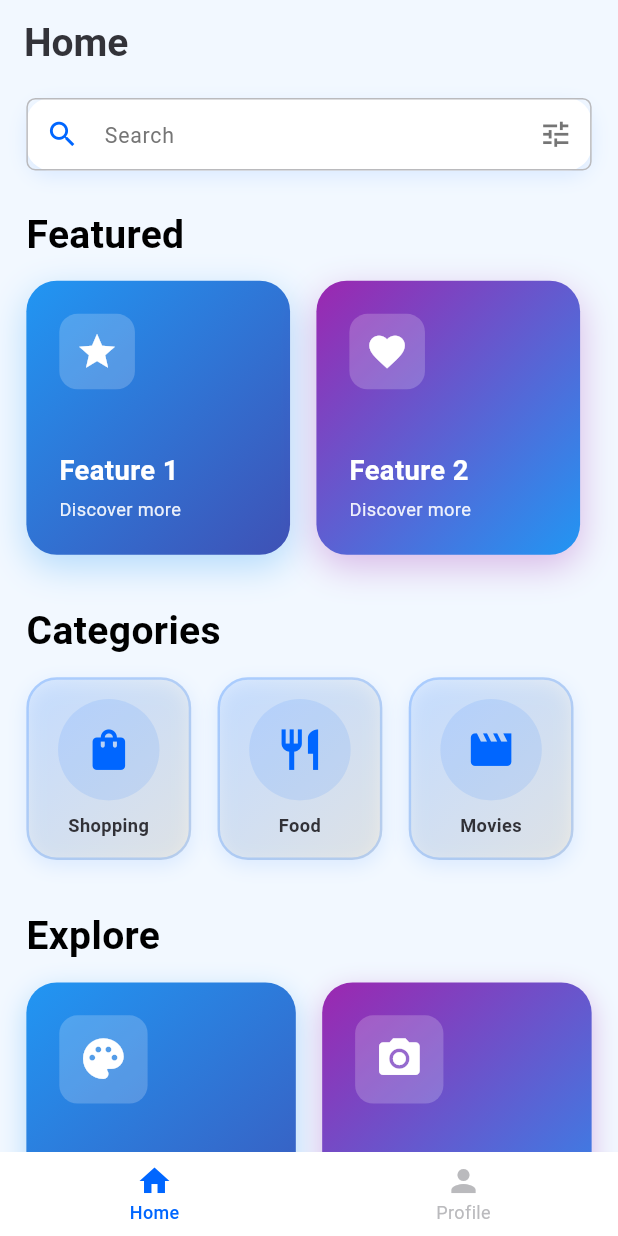
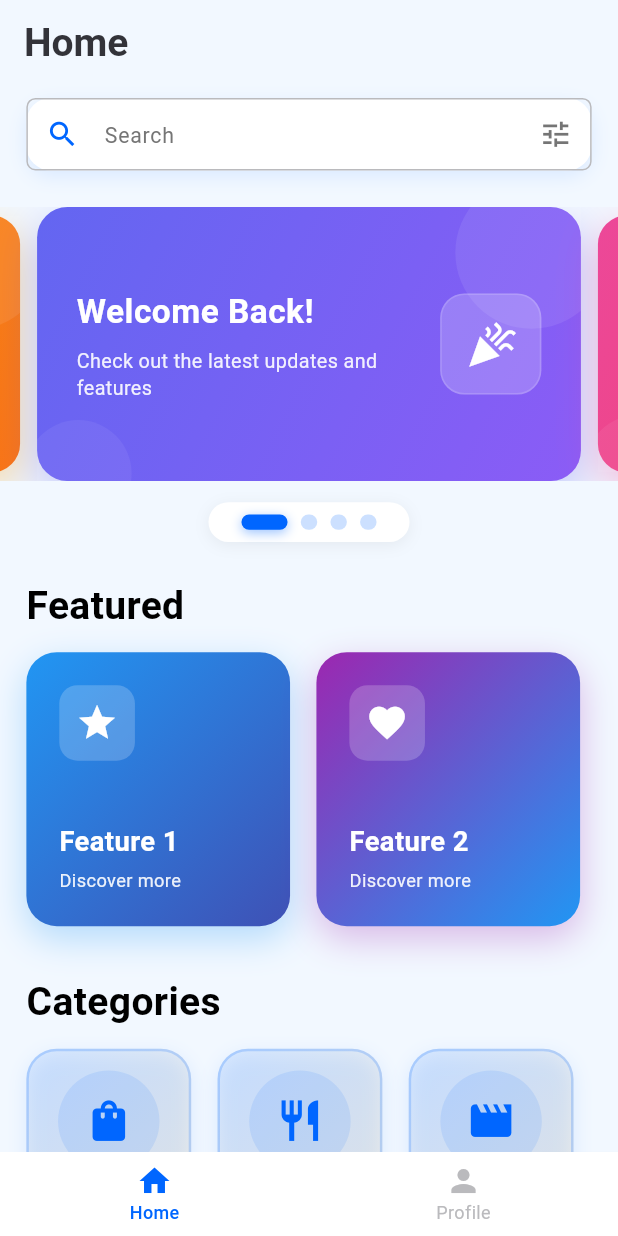
Before and after one commit to aabidsayeed1/Flutter_AI_Template, a Flutter app: the HomePage screen opened by its route, on a phone screen of 412 x 824 dp. Run offline on Flutter 3.47's test engine with Material 3 defaults, Android fonts, the phone set to English and light mode, and no system bars; drawn by our look-alikes of flutter_animate; our stand-ins replace dio, flutter_bloc, flutter_screenutil, freezed_annotation, gap, get_it and 4 more; accounts and stored records are empty.

Commit message:
added carousel slider

```diff
--- a/lib/core/base/export.dart
+++ b/lib/core/base/export.dart
@@ -10,3 +10,4 @@ export 'package:flutter_bloc/flutter_bloc.dart';
 export '../di/injectable.dart';
 export 'package:flutter_screenutil/flutter_screenutil.dart';
 export 'package:gap/gap.dart';
+export 'package:flutter_animate/flutter_animate.dart';
--- a/lib/features/home/presentation/pages/home_page.dart
+++ b/lib/features/home/presentation/pages/home_page.dart
@@ -14,6 +14,16 @@ class HomePage extends StatelessWidget {
           _buildSliverAppBar(context),
           SliverList.list(
             children: [
+              // Carousel Banner
+              Padding(
+                padding: EdgeInsets.only(top: 16.h, bottom: 8.h),
+                child: CarouselBanner(
+                  onBannerTap: (index) {
+                    // Handle banner tap
+                  },
+                ),
+              ),
+
               // Featured Section
               Padding(
                 padding: EdgeInsets.symmetric(vertical: 16.h),
--- /dev/null
+++ b/lib/features/home/presentation/widgets/carousel_banner.dart
@@ -0,0 +1,290 @@
+import 'package:carousel_slider/carousel_slider.dart';
+import 'package:flutter_template_2025/core/base/export.dart';
+
+/// Data model for a single carousel banner item.
+class BannerItem {
+  final String title;
+  final String subtitle;
+  final IconData icon;
+  final Color primaryColor;
+  final Color secondaryColor;
+
+  const BannerItem({
+    required this.title,
+    required this.subtitle,
+    required this.icon,
+    required this.primaryColor,
+    required this.secondaryColor,
+  });
+}
+
+/// Auto-playing carousel banner using [CarouselSlider].
+/// Infinite scroll with auto-play, center-enlarged page, and animated dot indicators.
+/// Uses [StatefulWidget] only to track the active page index for the indicator.
+class CarouselBanner extends StatefulWidget {
+  /// Called when a banner is tapped. Receives the banner index.
+  final ValueChanged<int>? onBannerTap;
+
+  /// Duration between auto-play page transitions.
+  final Duration autoPlayInterval;
+
+  const CarouselBanner({
+    super.key,
+    this.onBannerTap,
+    this.autoPlayInterval = const Duration(seconds: 4),
+  });
+
+  static const _banners = [
+    BannerItem(
+      title: 'Welcome Back!',
+      subtitle: 'Check out the latest updates and features',
+      icon: Icons.celebration,
+      primaryColor: Color(0xFF6366F1),
+      secondaryColor: Color(0xFF8B5CF6),
+    ),
+    BannerItem(
+      title: 'New Collection',
+      subtitle: 'Explore our handpicked items just for you',
+      icon: Icons.auto_awesome,
+      primaryColor: Color(0xFFEC4899),
+      secondaryColor: Color(0xFFF43F5E),
+    ),
+    BannerItem(
+      title: 'Special Offer',
+      subtitle: "Limited time deals you don't want to miss",
+      icon: Icons.local_offer,
+      primaryColor: Color(0xFF14B8A6),
+      secondaryColor: Color(0xFF06B6D4),
+    ),
+    BannerItem(
+      title: 'Trending Now',
+      subtitle: "See what's popular in your community",
+      icon: Icons.trending_up,
+      primaryColor: Color(0xFFF59E0B),
+      secondaryColor: Color(0xFFF97316),
+    ),
+  ];
+
+  @override
+  State<CarouselBanner> createState() => _CarouselBannerState();
+}
+
+class _CarouselBannerState extends State<CarouselBanner> {
+  int _currentIndex = 0;
+
+  @override
+  Widget build(BuildContext context) {
+    return Column(
+          children: [
+            CarouselSlider.builder(
+              itemCount: CarouselBanner._banners.length,
+              itemBuilder: (context, index, realIndex) {
+                final banner = CarouselBanner._banners[index];
+                return BannerCard(
+                  banner: banner,
+                  onTap: () => widget.onBannerTap?.call(index),
+                );
+              },
+              options: CarouselOptions(
+                height: 180.h,
+                viewportFraction: 0.88,
+                enlargeCenterPage: true,
+                enlargeFactor: 0.2,
+                enableInfiniteScroll: true,
+                autoPlay: true,
+                autoPlayInterval: widget.autoPlayInterval,
+                autoPlayAnimationDuration: const Duration(milliseconds: 800),
+                autoPlayCurve: Curves.fastOutSlowIn,
+                padEnds: true,
+                onPageChanged: (index, reason) {
+                  setState(() => _currentIndex = index);
+                },
+              ),
+            ),
+            Gap(14.h),
+            _DotsIndicator(
+              count: CarouselBanner._banners.length,
+              activeIndex: _currentIndex,
+              activeColor: context.color.primary,
+              inactiveColor: context.color.primary.withValues(alpha: 0.2),
+            ),
+          ],
+        )
+        .animate()
+        .fadeIn(duration: 600.ms, curve: Curves.easeOut)
+        .slideY(begin: -0.1, end: 0, duration: 600.ms, curve: Curves.easeOut);
+  }
+}
+
+/// Animated dot indicator that highlights the current active page
+/// with an expanding pill shape and smooth color/size transitions.
+class _DotsIndicator extends StatelessWidget {
+  final int count;
+  final int activeIndex;
+  final Color activeColor;
+  final Color inactiveColor;
+
+  const _DotsIndicator({
+    required this.count,
+    required this.activeIndex,
+    required this.activeColor,
+    required this.inactiveColor,
+  });
+
+  @override
+  Widget build(BuildContext context) {
+    return Container(
+      padding: EdgeInsets.symmetric(horizontal: 16.w, vertical: 8.h),
+      decoration: BoxDecoration(
+        color: context.color.backgroundLight,
+        borderRadius: BorderRadius.circular(20.r),
+        boxShadow: [
+          BoxShadow(
+            color: Colors.black.withValues(alpha: 0.06),
+            blurRadius: 8.r,
+            offset: Offset(0, 2.h),
+          ),
+        ],
+      ),
+      child: Row(
+        mainAxisSize: MainAxisSize.min,
+        children: List.generate(count, (index) {
+          final isActive = index == activeIndex;
+          return Padding(
+            padding: EdgeInsets.symmetric(horizontal: 4.w),
+            child: AnimatedContainer(
+              duration: const Duration(milliseconds: 350),
+              curve: Curves.easeOutCubic,
+              width: isActive ? 28.w : 10.w,
+              height: 10.h,
+              decoration: BoxDecoration(
+                color: isActive ? activeColor : inactiveColor,
+                borderRadius: BorderRadius.circular(5.r),
+                boxShadow: isActive
+                    ? [
+                        BoxShadow(
+                          color: activeColor.withValues(alpha: 0.4),
+                          blurRadius: 6.r,
+                          offset: Offset(0, 2.h),
+                        ),
+                      ]
+                    : [],
+              ),
+            ),
+          );
+        }),
+      ),
+    );
+  }
+}
+
+/// Individual banner card with gradient, icon, and text.
+class BannerCard extends StatelessWidget {
+  final BannerItem banner;
+  final VoidCallback onTap;
+
+  const BannerCard({super.key, required this.banner, required this.onTap});
+
+  @override
+  Widget build(BuildContext context) {
+    return GestureDetector(
+      onTap: onTap,
+      child: Container(
+        width: double.infinity,
+        decoration: BoxDecoration(
+          gradient: LinearGradient(
+            begin: Alignment.topLeft,
+            end: Alignment.bottomRight,
+            colors: [banner.primaryColor, banner.secondaryColor],
+          ),
+          borderRadius: BorderRadius.circular(20.r),
+          boxShadow: [
+            BoxShadow(
+              color: banner.primaryColor.withValues(alpha: 0.35),
+              blurRadius: 24.r,
+              offset: Offset(0, 10.h),
+            ),
+          ],
+        ),
+        child: Stack(
+          children: [
+            // Decorative background circles
+            Positioned(
+              top: -20.h,
+              right: -20.w,
+              child: Container(
+                width: 100.w,
+                height: 100.h,
+                decoration: BoxDecoration(
+                  shape: BoxShape.circle,
+                  color: Colors.white.withValues(alpha: 0.08),
+                ),
+              ),
+            ),
+            Positioned(
+              bottom: -30.h,
+              left: -10.w,
+              child: Container(
+                width: 70.w,
+                height: 70.h,
+                decoration: BoxDecoration(
+                  shape: BoxShape.circle,
+                  color: Colors.white.withValues(alpha: 0.06),
+                ),
+              ),
+            ),
+            // Content
+            Padding(
+              padding: EdgeInsets.symmetric(horizontal: 24.w, vertical: 20.h),
+              child: Row(
+                children: [
+                  Expanded(
+                    child: Column(
+                      crossAxisAlignment: CrossAxisAlignment.start,
+                      mainAxisAlignment: MainAxisAlignment.center,
+                      children: [
+                        Text(
+                          banner.title,
+                          style: TextStyle(
+                            color: Colors.white,
+                            fontSize: 22.sp,
+                            fontWeight: FontWeight.bold,
+                            letterSpacing: 0.3,
+                          ),
+                        ),
+                        Gap(8.h),
+                        Text(
+                          banner.subtitle,
+                          style: TextStyle(
+                            color: Colors.white.withValues(alpha: 0.9),
+                            fontSize: 13.sp,
+                            height: 1.4,
+                          ),
+                          maxLines: 2,
+                          overflow: TextOverflow.ellipsis,
+                        ),
+                      ],
+                    ),
+                  ),
+                  Gap(16.w),
+                  Container(
+                    padding: EdgeInsets.all(14.w),
+                    decoration: BoxDecoration(
+                      color: Colors.white.withValues(alpha: 0.2),
+                      borderRadius: BorderRadius.circular(16.r),
+                      border: Border.all(
+                        color: Colors.white.withValues(alpha: 0.15),
+                        width: 1.w,
+                      ),
+                    ),
+                    child: Icon(banner.icon, color: Colors.white, size: 34.sp),
+                  ),
+                ],
+              ),
+            ),
+          ],
+        ),
+      ),
+    );
+  }
+}
--- a/lib/features/home/presentation/widgets/categories_section.dart
+++ b/lib/features/home/presentation/widgets/categories_section.dart
@@ -1,6 +1,7 @@
 import 'package:flutter_template_2025/core/base/export.dart';
 
 /// Individual category chip widget.
+/// Uses [flutter_animate] for scale entrance animation.
 class CategoryChip extends StatelessWidget {
   final IconData icon;
   final String label;
@@ -19,13 +20,6 @@ class CategoryChip extends StatelessWidget {
   Widget build(BuildContext context) {
     return GestureDetector(
           onTap: onTap,
-      child: TweenAnimationBuilder<double>(
-        tween: Tween(begin: 0.0, end: 1.0),
-        duration: Duration(milliseconds: 500 + (index * 80)),
-        curve: Curves.easeOut,
-        builder: (context, value, child) {
-          return Transform.scale(scale: value, child: child);
-        },
           child: Container(
             width: 100.w,
             decoration: BoxDecoration(
@@ -76,7 +70,18 @@ class CategoryChip extends StatelessWidget {
               ],
             ),
           ),
-      ),
+        )
+        .animate()
+        .scaleXY(
+          begin: 0.0,
+          end: 1.0,
+          delay: Duration(milliseconds: index * 80),
+          duration: 500.ms,
+          curve: Curves.easeOut,
+        )
+        .fadeIn(
+          delay: Duration(milliseconds: index * 80),
+          duration: 400.ms,
         );
   }
 }
@@ -109,7 +114,10 @@ class CategoriesSection extends StatelessWidget {
                 style: context.textStyle.headlineMedium.copyWith(
                   fontWeight: FontWeight.bold,
                 ),
-          ),
+              )
+              .animate()
+              .fadeIn(duration: 300.ms)
+              .slideX(begin: -0.1, end: 0, duration: 300.ms),
           Gap(12.h),
           SizedBox(
             height: 120.h,
--- a/lib/features/home/presentation/widgets/explore_section.dart
+++ b/lib/features/home/presentation/widgets/explore_section.dart
@@ -1,6 +1,7 @@
 import 'package:flutter_template_2025/core/base/export.dart';
 
 /// Individual grid item card with gradient.
+/// Uses [flutter_animate] for fadeIn + slideY entrance animation.
 class ExploreCard extends StatelessWidget {
   final int index;
   final Color primaryColor;
@@ -21,16 +22,6 @@ class ExploreCard extends StatelessWidget {
   Widget build(BuildContext context) {
     return GestureDetector(
           onTap: onTap,
-      child: TweenAnimationBuilder<double>(
-        tween: Tween(begin: 0.0, end: 1.0),
-        duration: Duration(milliseconds: 600 + (index * 100)),
-        curve: Curves.easeOut,
-        builder: (context, value, child) {
-          return Transform.translate(
-            offset: Offset(0, (1 - value) * 40),
-            child: Opacity(opacity: value, child: child),
-          );
-        },
           child: Container(
             decoration: BoxDecoration(
               gradient: LinearGradient(
@@ -86,13 +77,25 @@ class ExploreCard extends StatelessWidget {
               ),
             ),
           ),
-      ),
+        )
+        .animate()
+        .fadeIn(
+          delay: Duration(milliseconds: index * 100),
+          duration: 500.ms,
+          curve: Curves.easeOut,
+        )
+        .slideY(
+          begin: 0.3,
+          end: 0,
+          delay: Duration(milliseconds: index * 100),
+          duration: 500.ms,
+          curve: Curves.easeOut,
         );
   }
 }
 
 /// Explore grid section as a regular box widget.
-/// Used inside [SliverToBoxAdapter] in the home page.
+/// Used inside [SliverList] in the home page.
 class ExploreSection extends StatelessWidget {
   final VoidCallback? onItemTap;
 
@@ -136,7 +139,10 @@ class ExploreSection extends StatelessWidget {
                 style: context.textStyle.headlineMedium.copyWith(
                   fontWeight: FontWeight.bold,
                 ),
-          ),
+              )
+              .animate()
+              .fadeIn(duration: 300.ms)
+              .slideX(begin: -0.1, end: 0, duration: 300.ms),
           Gap(12.h),
           GridView.builder(
             physics: const NeverScrollableScrollPhysics(),
--- a/lib/features/home/presentation/widgets/featured_section.dart
+++ b/lib/features/home/presentation/widgets/featured_section.dart
@@ -1,6 +1,7 @@
 import 'package:flutter_template_2025/core/base/export.dart';
 
 /// Individual featured card widget with gradient and animation.
+/// Uses [flutter_animate] for fadeIn + slideY entrance animation.
 class FeaturedCard extends StatelessWidget {
   final int index;
   final Color primaryColor;
@@ -21,16 +22,6 @@ class FeaturedCard extends StatelessWidget {
   Widget build(BuildContext context) {
     return GestureDetector(
           onTap: onTap,
-      child: TweenAnimationBuilder<double>(
-        tween: Tween(begin: 0.0, end: 1.0),
-        duration: Duration(milliseconds: 400 + (index * 100)),
-        curve: Curves.easeOut,
-        builder: (context, value, child) {
-          return Transform.translate(
-            offset: Offset(0, (1 - value) * 30),
-            child: Opacity(opacity: value, child: child),
-          );
-        },
           child: Container(
             width: 160.w,
             decoration: BoxDecoration(
@@ -87,7 +78,19 @@ class FeaturedCard extends StatelessWidget {
               ),
             ),
           ),
-      ),
+        )
+        .animate()
+        .fadeIn(
+          delay: Duration(milliseconds: index * 100),
+          duration: 400.ms,
+          curve: Curves.easeOut,
+        )
+        .slideY(
+          begin: 0.3,
+          end: 0,
+          delay: Duration(milliseconds: index * 100),
+          duration: 400.ms,
+          curve: Curves.easeOut,
         );
   }
 }
@@ -126,7 +129,10 @@ class FeaturedSection extends StatelessWidget {
                 style: context.textStyle.headlineMedium.copyWith(
                   fontWeight: FontWeight.bold,
                 ),
-          ),
+              )
+              .animate()
+              .fadeIn(duration: 300.ms)
+              .slideX(begin: -0.1, end: 0, duration: 300.ms),
           Gap(12.h),
           SizedBox(
             height: 180.h,
--- a/lib/features/home/presentation/widgets/home_search_bar.dart
+++ b/lib/features/home/presentation/widgets/home_search_bar.dart
@@ -2,7 +2,7 @@ import 'package:flutter_template_2025/core/base/export.dart';
 
 /// Animated search bar widget for the home page.
 /// Provides search functionality with a modern, elevated design.
-/// Uses [TweenAnimationBuilder] for a subtle scale-in entrance animation.
+/// Uses [flutter_animate] for a subtle scale + fadeIn entrance animation.
 class HomeSearchBar extends StatelessWidget {
   /// Optional callback when search text changes.
   final ValueChanged<String>? onSearchChanged;
@@ -14,14 +14,7 @@ class HomeSearchBar extends StatelessWidget {
 
   @override
   Widget build(BuildContext context) {
-    return TweenAnimationBuilder<double>(
-      tween: Tween(begin: 0.95, end: 1.0),
-      duration: const Duration(milliseconds: 600),
-      curve: Curves.easeInOut,
-      builder: (context, scale, child) {
-        return Transform.scale(scale: scale, child: child);
-      },
-      child: Container(
+    return Container(
           decoration: BoxDecoration(
             color: context.color.backgroundLight,
             borderRadius: BorderRadius.circular(16.r),
@@ -61,7 +54,14 @@ class HomeSearchBar extends StatelessWidget {
               ),
             ),
           ),
-      ),
+        )
+        .animate()
+        .fadeIn(duration: 400.ms, curve: Curves.easeOut)
+        .scaleXY(
+          begin: 0.95,
+          end: 1.0,
+          duration: 600.ms,
+          curve: Curves.easeInOut,
         );
   }
 }
--- a/lib/features/home/presentation/widgets/index.dart
+++ b/lib/features/home/presentation/widgets/index.dart
@@ -1,4 +1,5 @@
 export 'home_search_bar.dart';
+export 'carousel_banner.dart';
 export 'featured_section.dart';
 export 'categories_section.dart';
 export 'explore_section.dart';
--- a/pubspec.yaml
+++ b/pubspec.yaml
@@ -23,6 +23,8 @@ dependencies:
   freezed_annotation: ^3.1.0
   dio: ^5.9.0
   intl: ^0.20.2
+  flutter_animate: ^4.5.2
+  carousel_slider: ^5.1.2
 
 dev_dependencies:
   injectable_generator: ^2.4.1
```
Also changed, not shown: pubspec.lock. Lines whose indentation alone changed are shown as unchanged.
